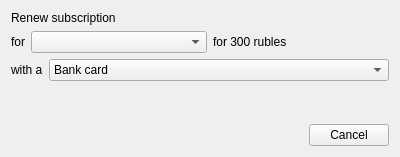
Above: src/bin/scenarist-desktop/UserInterfaceLayer/StartUp/RenewSubscriptionDialog.ui from dimkanovikov/KITScenarist before the change. Below: the same form after it.
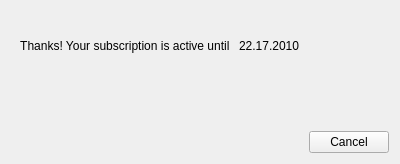
That is the form after the change. The open tabs and pages were chosen to show the change.

Commit message: New subsciption dialog activity

```diff
--- a/src/bin/scenarist-desktop/UserInterfaceLayer/StartUp/RenewSubscriptionDialog.ui
+++ b/src/bin/scenarist-desktop/UserInterfaceLayer/StartUp/RenewSubscriptionDialog.ui
@@ -7,7 +7,7 @@
     <x>0</x>
     <y>0</y>
     <width>400</width>
-    <height>157</height>
+    <height>164</height>
    </rect>
   </property>
   <property name="minimumSize">
@@ -21,6 +21,25 @@
   </property>
   <layout class="QVBoxLayout" name="verticalLayout">
    <item>
+    <widget class="QStackedWidget" name="stackedWidget">
+     <property name="currentIndex">
+      <number>0</number>
+     </property>
+     <widget class="QWidget" name="page">
+      <layout class="QVBoxLayout" name="verticalLayout_2">
+       <property name="leftMargin">
+        <number>0</number>
+       </property>
+       <property name="topMargin">
+        <number>0</number>
+       </property>
+       <property name="rightMargin">
+        <number>0</number>
+       </property>
+       <property name="bottomMargin">
+        <number>0</number>
+       </property>
+       <item>
     <widget class="QLabel" name="label">
      <property name="text">
       <string>Renew subscription</string>
@@ -84,6 +103,31 @@
       </widget>
      </item>
     </layout>
+       </item>
+      </layout>
+     </widget>
+     <widget class="QWidget" name="page_2">
+      <layout class="QHBoxLayout" name="horizontalLayout_3">
+       <item>
+        <widget class="QLabel" name="label_3">
+         <property name="text">
+          <string>Thanks! Your subscription is active until </string>
+         </property>
+         <property name="alignment">
+          <set>Qt::AlignCenter</set>
+         </property>
+        </widget>
+       </item>
+       <item>
+        <widget class="QLabel" name="subscriptionDate">
+         <property name="text">
+          <string>22.17.2010</string>
+         </property>
+        </widget>
+       </item>
+      </layout>
+     </widget>
+    </widget>
    </item>
    <item>
     <spacer name="verticalSpacer">
```
Lines whose indentation alone changed are shown as unchanged. The commit also changes 4 other files.
